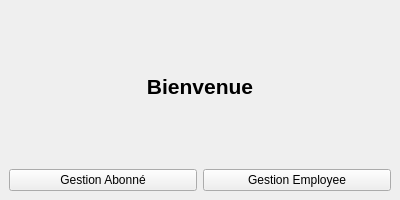
Esprit-UP-Algo/projetcpp-2a25-s1-smart-summer-club, file mainwindow.ui: the form before one commit.
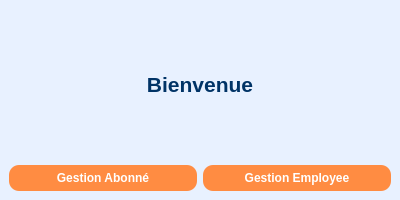
The form after the commit.

```diff
--- a/mainwindow.ui
+++ b/mainwindow.ui
@@ -13,6 +13,30 @@
   <property name="windowTitle">
    <string>Gestion</string>
   </property>
+  <property name="styleSheet">
+   <string notr="true">
+    QWidget {
+        background-color: #e8f1ff;
+        font: 10pt "Segoe UI";
+    }
+    QPushButton {
+        background-color: #ff8c42;
+        color: white;
+        border-radius: 10px;
+        padding: 6px;
+        font-weight: bold;
+    }
+    QPushButton:hover {
+        background-color: #e6762e;
+    }
+    QPushButton:pressed {
+        background-color: #cc5f20;
+    }
+    QLabel {
+        color: #003366;
+    }
+   </string>
+  </property>
   <widget class="QWidget" name="centralwidget">
    <layout class="QVBoxLayout">
     <item>
```
